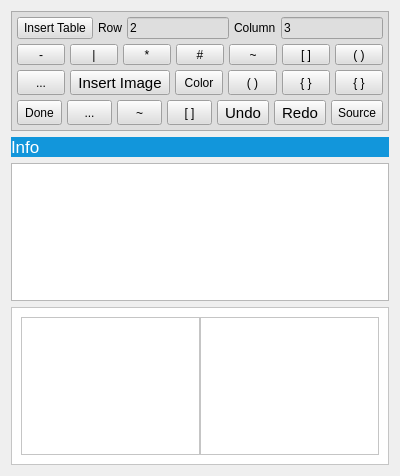
Old version of the form src/dlgMemos.ui in the repository ic005k/Knot-Legacy.
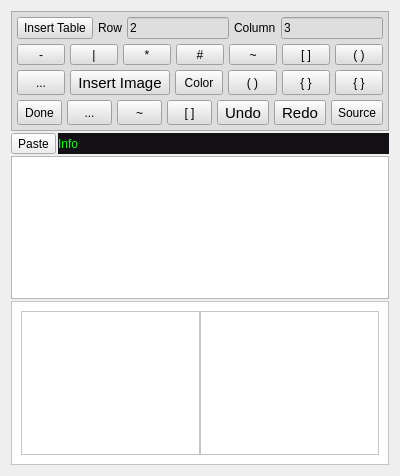
New version of the form. Icons and pictures are not drawn.

Patch:
```diff
--- a/src/dlgMemos.ui
+++ b/src/dlgMemos.ui
@@ -14,6 +14,9 @@
    <string>Dialog</string>
   </property>
   <layout class="QVBoxLayout" name="verticalLayout_2">
+   <property name="spacing">
+    <number>2</number>
+   </property>
    <item>
     <widget class="QFrame" name="frameFun">
      <property name="minimumSize">
@@ -609,20 +612,32 @@
     </widget>
    </item>
    <item>
+    <layout class="QHBoxLayout" name="horizontalLayout_6">
+     <item>
+      <widget class="QToolButton" name="btnPaste">
+       <property name="sizePolicy">
+        <sizepolicy hsizetype="Fixed" vsizetype="Preferred">
+         <horstretch>0</horstretch>
+         <verstretch>0</verstretch>
+        </sizepolicy>
+       </property>
+       <property name="text">
+        <string>Paste</string>
+       </property>
+      </widget>
+     </item>
+     <item>
     <widget class="QLabel" name="lblInfo">
-     <property name="font">
-      <font>
-       <pointsize>13</pointsize>
-      </font>
-     </property>
      <property name="styleSheet">
-      <string notr="true">background-color: rgb(18, 150, 219);
-color: rgb(255, 255, 255);</string>
+        <string notr="true">background-color: rgb(18, 15, 21);
+color: rgb(25, 255, 25);</string>
      </property>
      <property name="text">
       <string>Info</string>
      </property>
     </widget>
+     </item>
+    </layout>
    </item>
    <item>
     <widget class="QTextEdit" name="textEdit"/>
```
Lines whose indentation alone changed are shown as unchanged.
